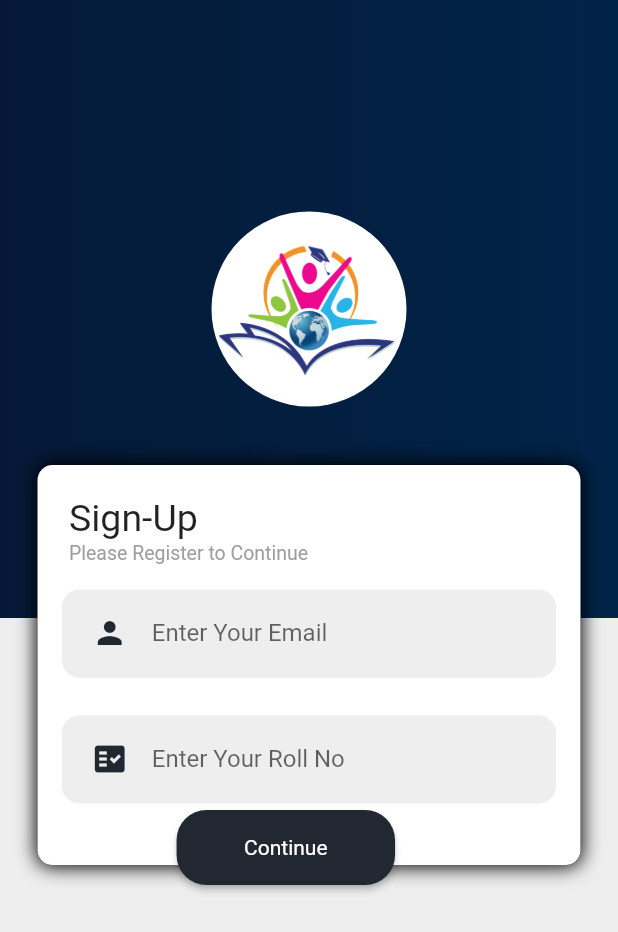
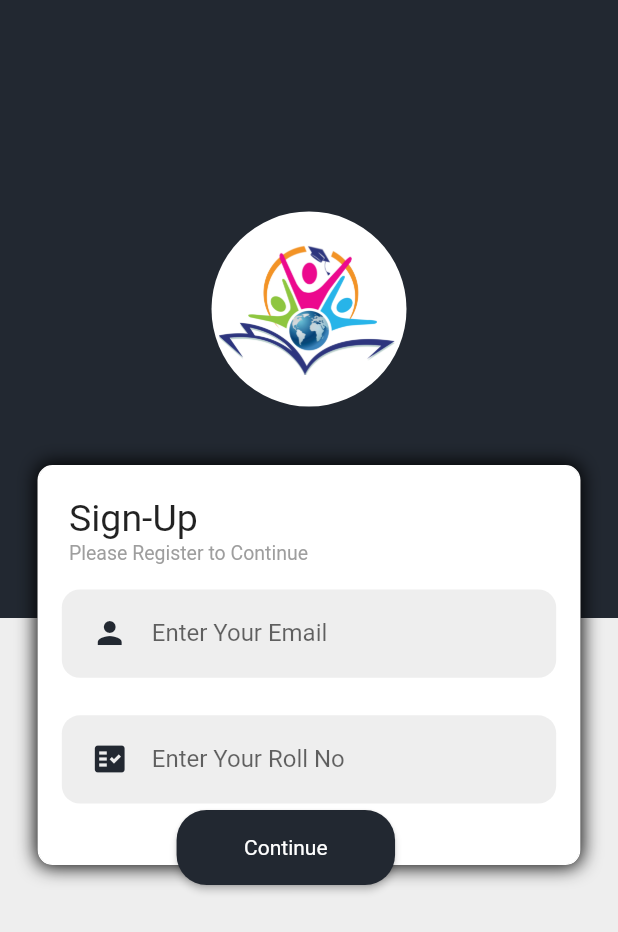
Before and after one commit to AthithyanKannan/alumini_final, a Flutter app: the SignIn screen opened directly, on a phone screen of 412 x 824 dp. Shown: the top 932 px of the screen. Run offline on Flutter 3.47's test engine with Material 2 defaults, Android fonts, the phone set to English and light mode, and no system bars; our stand-ins replace dropdown_button2, flutter_svg, image_picker, quickalert; missing offline and left inert: dart:ffi.

Commit message:
final(initital)

```diff
--- a/lib/auth/signin.dart
+++ b/lib/auth/signin.dart
@@ -3,6 +3,7 @@ import 'package:alumini_final/colors.dart';
 import 'package:alumini_final/pages/update_screens/update_profile.dart';
 import 'package:flutter/material.dart';
 import 'package:quickalert/quickalert.dart';
+import 'package:alumini_final/colors.dart';
 
 class SignIn extends StatefulWidget {
   const SignIn({super.key});
@@ -26,14 +27,9 @@ class _SignInState extends State<SignIn> {
             left: 0,
             child: Container(
                 height: MediaQuery.of(context).size.height / 2,
-                decoration: const BoxDecoration(
-                    gradient: LinearGradient(
-                        begin: Alignment.centerRight,
-                        end: Alignment.centerLeft,
-                        colors: [
-                      Color.fromRGBO(0, 36, 72, 1.0),
-                      Color.fromRGBO(5, 25, 55, 1.0),
-                    ])),
+                decoration:  BoxDecoration(
+                    color: primaryColor
+                    ),
                 child: Row(
                   mainAxisAlignment: MainAxisAlignment.center,
                   children: [
--- a/lib/auth/splash_screen.dart
+++ b/lib/auth/splash_screen.dart
@@ -29,7 +29,7 @@ class StartState extends State<StatefulWidget> {
   route(){
     Navigator.pushReplacement(context, MaterialPageRoute(
       builder: (
-        (context) => HomeScreen()
+        (context) => SignIn()
         )
         ));
   }
--- a/lib/pages/update_screens/update_profile.dart
+++ b/lib/pages/update_screens/update_profile.dart
@@ -191,8 +191,8 @@ class _UpdateScreenState extends State<UpdateScreen> {
                   ),
                 ),
                 const Positioned(
-                  top: 120,
-                  left: 110,
+                  top: 140,
+                  left: 130,
                   child: CircleAvatar(
                     radius: 50,
                     child: Icon(
```
